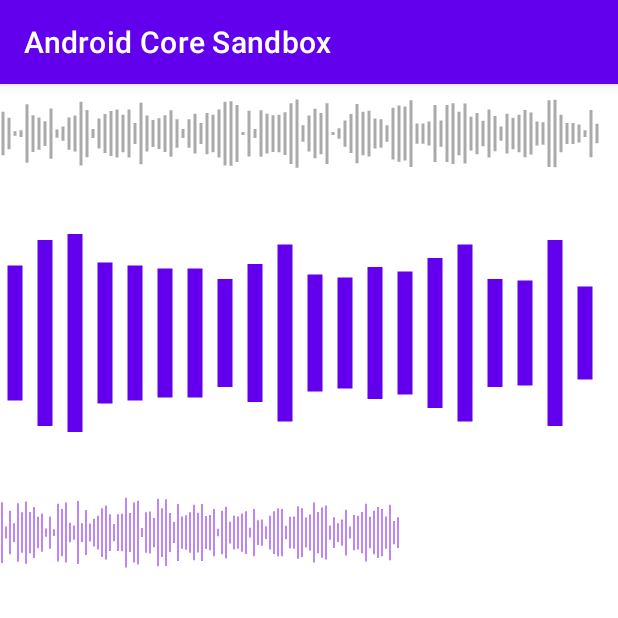
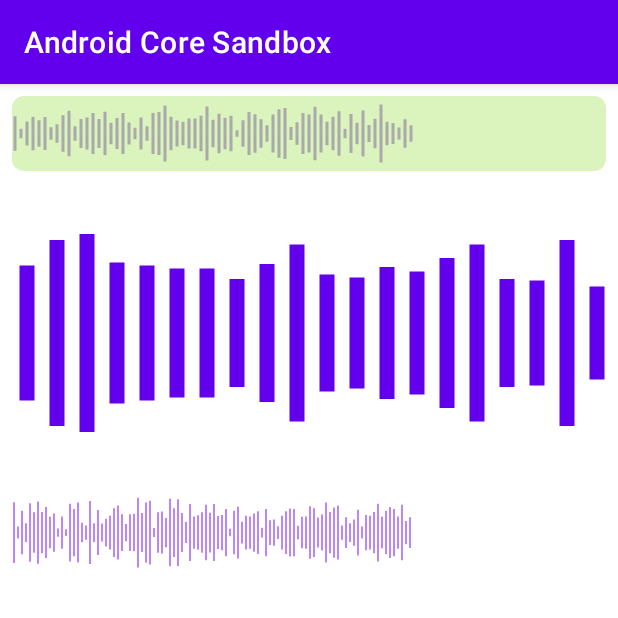
Before and after one commit to ZharovVV/AndroidCoreSandbox, an Android app: the CustomViewExampleActivity screen opened directly, with no data from a screen before it, on a phone screen of 412 x 824 dp, the top half of it. Run offline under Robolectric (Android 15) with nearby library versions, the phone set to English and light mode, and no system bars.

Commit message:
Custom View Example (какие-то доработки?).

```diff
--- a/app/src/main/java/com/github/zharovvv/android/core/sandbox/custom/view/WaveView.kt
+++ b/app/src/main/java/com/github/zharovvv/android/core/sandbox/custom/view/WaveView.kt
@@ -18,7 +18,7 @@
     companion object {
         private const val DEFAULT_ITEM_WIDTH_DP = 2
         private const val DEFAULT_ITEM_COLOR = Color.BLACK
-        private const val DEFAULT_HEIGHT = 50
+        private const val DEFAULT_HEIGHT_DP = 50
     }
 
     private val wavePath = Path()
@@ -39,7 +39,7 @@
         ).toInt()
         defaultHeightPixelSize = TypedValue.applyDimension(
             TypedValue.COMPLEX_UNIT_DIP,
-            DEFAULT_HEIGHT.toFloat(),
+            DEFAULT_HEIGHT_DP.toFloat(),
             displayMetrics
         ).toInt()
         var itemColorFromAttr = DEFAULT_ITEM_COLOR
--- /dev/null
+++ b/app/src/main/res/drawable/wave_view_background.xml
@@ -0,0 +1,6 @@
+<?xml version="1.0" encoding="utf-8"?>
+<shape xmlns:android="http://schemas.android.com/apk/res/android"
+    android:shape="rectangle">
+    <solid android:color="#DBF4BD" />
+    <corners android:radius="8dp" />
+</shape>
--- a/app/src/main/res/layout/activity_custom_view_example.xml
+++ b/app/src/main/res/layout/activity_custom_view_example.xml
@@ -6,29 +6,31 @@
 
     <com.github.zharovvv.android.core.sandbox.custom.view.WaveView
         android:id="@+id/wave_view_1"
-        android:layout_width="wrap_content"
+        android:layout_width="0dp"
         android:layout_height="wrap_content"
         android:layout_margin="@dimen/main_margin"
+        android:background="@drawable/wave_view_background"
+        android:paddingTop="4dp"
+        android:paddingBottom="4dp"
         app:itemColor="@color/gray"
         app:itemWidth="2dp"
+        app:layout_constraintStart_toStartOf="parent"
         app:layout_constraintEnd_toEndOf="parent"
-        app:layout_constraintStart_toStartOf="parent"
         app:layout_constraintTop_toTopOf="parent" />
 
     <com.github.zharovvv.android.core.sandbox.custom.view.WaveView
         android:id="@+id/wave_view_2"
-        android:layout_width="wrap_content"
+        android:layout_width="match_parent"
         android:layout_height="200dp"
         android:layout_margin="@dimen/main_margin"
         app:itemColor="@color/purple_500"
         app:itemWidth="10dp"
-        app:layout_constraintEnd_toEndOf="parent"
         app:layout_constraintStart_toStartOf="parent"
         app:layout_constraintTop_toBottomOf="@id/wave_view_1" />
 
     <com.github.zharovvv.android.core.sandbox.custom.view.WaveView
         android:id="@+id/wave_view_3"
-        android:layout_width="wrap_content"
+        android:layout_width="match_parent"
         android:layout_height="wrap_content"
         android:layout_margin="@dimen/main_margin"
         app:itemColor="@color/purple_200"
```
